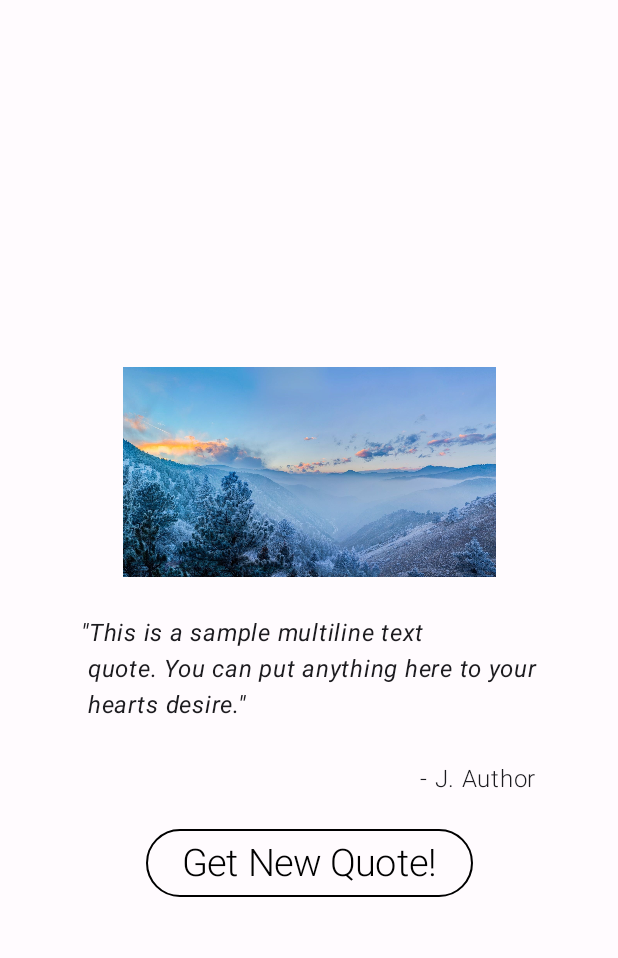
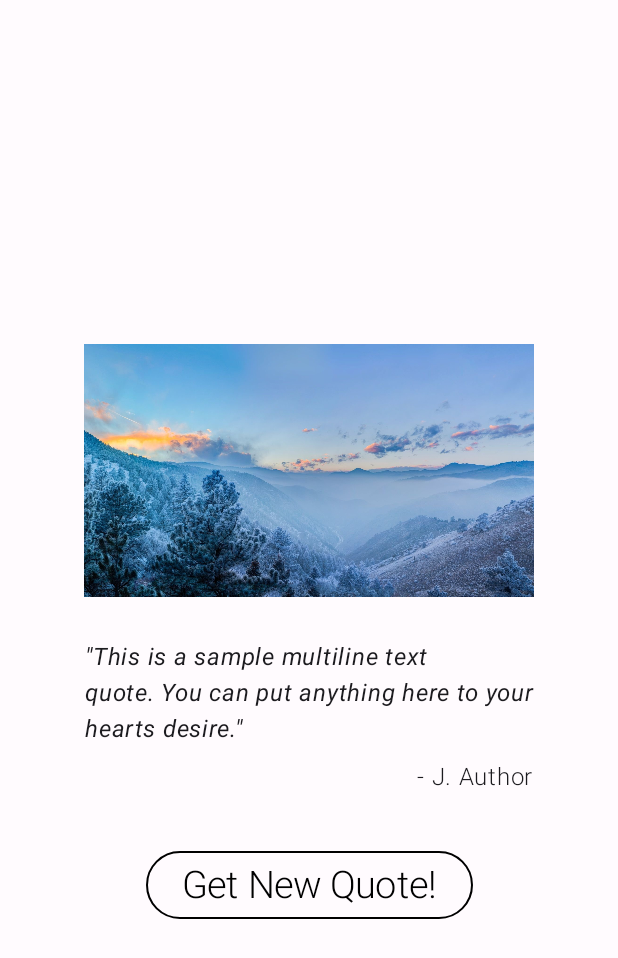
Before and after one commit to ccgarcia99/cpe-3323, an Android app built with Jetpack Compose: the screen it shows after launch (MainActivity), on a phone screen of 412 x 824 dp. Shown: the top 958 px of the screen. Run offline under Robolectric (Android 15) with nearby library versions, the phone set to English and light mode, and no system bars.

Commit message:
fixed alignment issues

```diff
--- a/Decierdo_PE3/PE322/app/src/main/java/com/example/decierdo_pe322/MainActivity.kt
+++ b/Decierdo_PE3/PE322/app/src/main/java/com/example/decierdo_pe322/MainActivity.kt
@@ -73,7 +73,7 @@ fun RootComposable(modifier: Modifier = Modifier) {
             horizontalAlignment = Alignment.CenterHorizontally
         ) {
             ImageAndTextView(modifier = modifier)
-            Spacer(modifier = modifier.height(20.dp))
+            Spacer(modifier = Modifier.height(20.dp))
             Randomizer(modifier = modifier)
         }
     }
@@ -83,37 +83,36 @@ fun RootComposable(modifier: Modifier = Modifier) {
 fun ImageAndTextView(modifier: Modifier = Modifier) {
     Column(
         verticalArrangement = Arrangement.Top,
-        horizontalAlignment = Alignment.Start
+        horizontalAlignment = Alignment.CenterHorizontally, // Center content horizontally
+        modifier = modifier.padding(16.dp) // Add padding to the Column
     ) {
-        Spacer(modifier = modifier.height(20.dp))
-        // TODO: Wrap Image in a box shadow
         Image(
-            painter = (painterResource(id = R.drawable._681495279040607)),
+            painter = painterResource(id = R.drawable._681495279040607),
             contentDescription = null,
-            modifier = modifier
-                .height(140.dp)
-                .width(250.dp)
-                .align(Alignment.CenterHorizontally)
+            modifier = Modifier
+                .height(200.dp)
+                .width(300.dp)
+                .align(Alignment.CenterHorizontally) // Center the image horizontally
+                .padding(bottom = 25.dp) // Add padding below the image
         )
-        Spacer(modifier = modifier.height(25.dp))
         Text(
             text = """
             "This is a sample multiline text
-             quote. You can put anything here to your
-             hearts desire."
+            quote. You can put anything here to your
+            hearts desire."
             """.trimIndent(),
             fontStyle = FontStyle.Italic,
-            textAlign = TextAlign.Left,
-            modifier = modifier.align(Alignment.CenterHorizontally)
+            textAlign = TextAlign.Left, // Center the text
+            modifier = Modifier.align(Alignment.CenterHorizontally)
         )
-        Spacer(modifier = modifier.height(25.dp))
         Text(
             text = "- J. Author",
             fontWeight = FontWeight.Light,
-            modifier = modifier.align(Alignment.End)
+            modifier = Modifier.align(Alignment.End).padding(top = 8.dp) // Add padding above the author text
         )
     }
 }
+
 
 @Composable
 fun Randomizer(modifier: Modifier = Modifier) {
```
